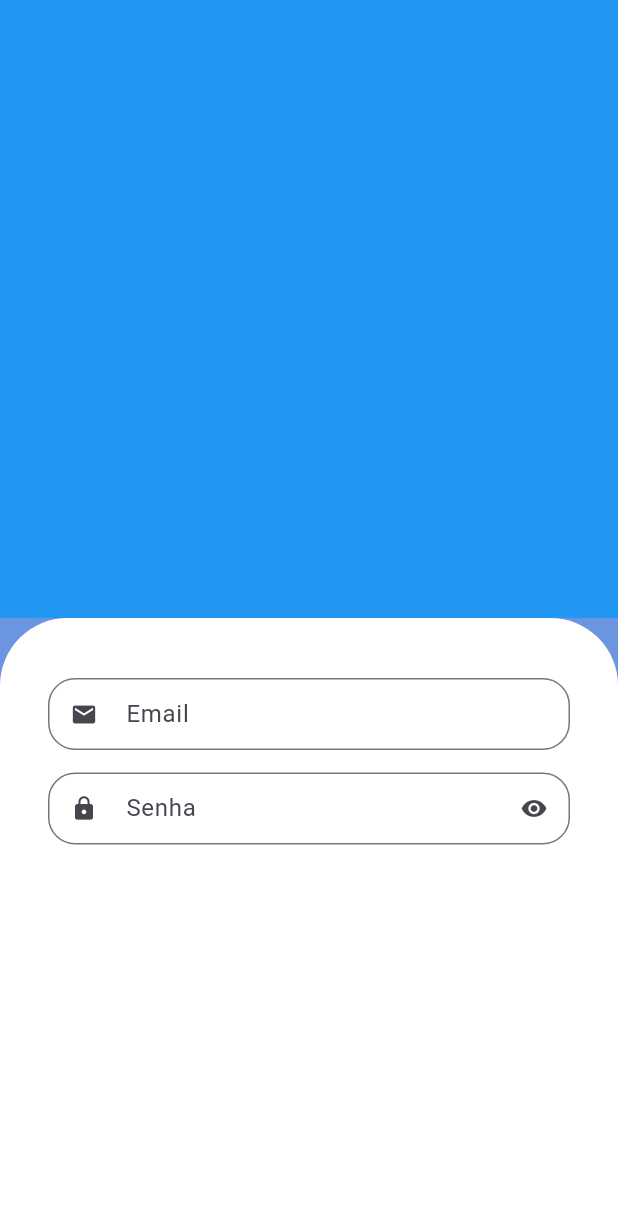
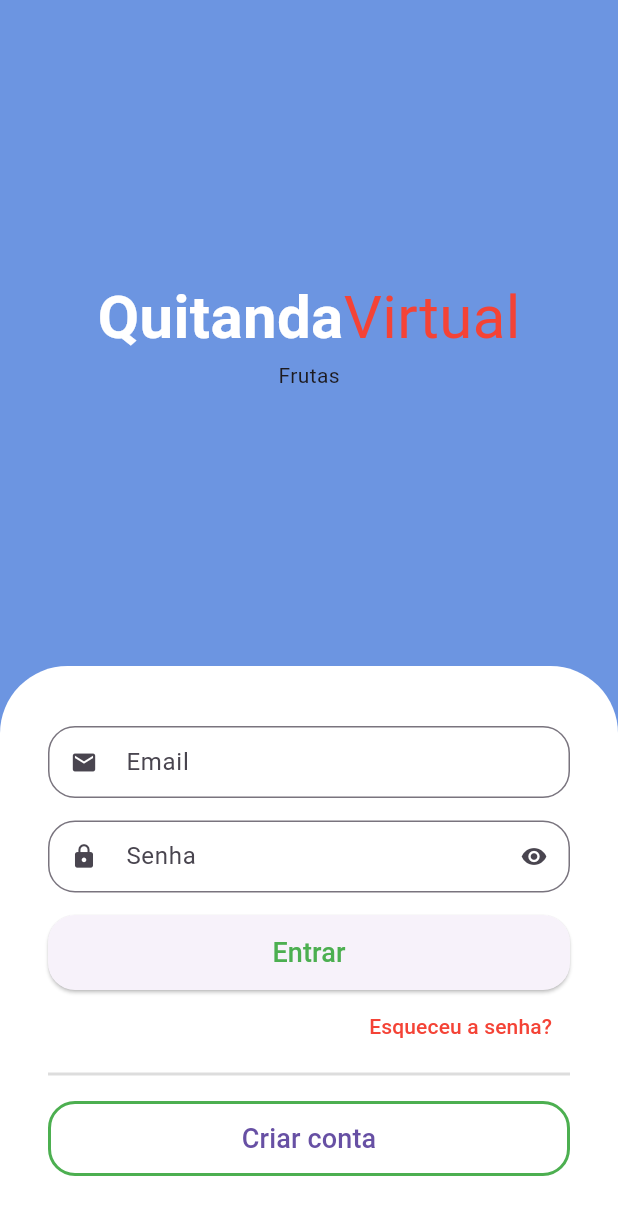
Before and after one commit to GabrielsFelix-utp/flutter_application_1, a Flutter app: the screen it shows after launch, on a phone screen of 412 x 824 dp. Shown: the top 1215 px of the screen. Run offline on Flutter 3.47's test engine with Material 3 defaults, Android fonts, the phone set to English and light mode, and no system bars.

```diff
--- a/Testinho.txt
+++ b/Testinho.txt
@@ -1 +1 @@
-oiii
+teste
--- a/lib/src/auth/sign_in_screen.dart
+++ b/lib/src/auth/sign_in_screen.dart
@@ -11,12 +11,37 @@ class SignInScreen extends StatelessWidget {
       body: Column(
         children: [
           Expanded(
-            child: Container(
-              color: Colors.blue,
+              child: Column(
+            mainAxisAlignment: MainAxisAlignment.center,
+            children: const [
+              Text.rich(
+                TextSpan(
+                  style: TextStyle(
+                    fontSize: 40,
+                  ),
+                  children: [
+                    TextSpan(
+                      text: 'Quitanda',
+                      style: TextStyle(
+                        fontWeight: FontWeight.bold,
+                        color: Colors.white,
                       ),
                     ),
-          Expanded(
-            child: Container(
+                    TextSpan(
+                      text: 'Virtual',
+                      style: TextStyle(
+                        color: Colors.red,
+                      ),
+                    ),
+                  ],
+                ),
+              ),
+              Text('Frutas'),
+            ],
+          )),
+
+          //Formulário
+          Container(
             padding: const EdgeInsets.symmetric(
               horizontal: 32,
               vertical: 40,
@@ -28,21 +53,86 @@ class SignInScreen extends StatelessWidget {
               ),
             ),
             child: Column(
+              crossAxisAlignment: CrossAxisAlignment.stretch,
               children: [
                 //email
-                  CustomTextField(
+                const CustomTextField(
                   icon: Icons.email,
                   label: 'Email',
                 ),
 
                 //senha
-                  CustomTextField(
+                const CustomTextField(
                   icon: Icons.lock,
                   label: 'Senha',
                   isSecret: true,
                 ),
+
+                // Botão de entrar
+                SizedBox(
+                  height: 50,
+                  child: ElevatedButton(
+                    style: ElevatedButton.styleFrom(
+                      shape: RoundedRectangleBorder(
+                        borderRadius: BorderRadius.circular(18),
+                      ),
+                    ),
+                    onPressed: () {},
+                    child: const Text(
+                      'Entrar',
+                      style: TextStyle(fontSize: 18, color: Colors.green),
+                    ),
+                  ),
+                ),
+
+                // Esqueceu a senha
+                Align(
+                  alignment: Alignment.centerRight,
+                  child: TextButton(
+                    onPressed: () {},
+                    child: const Text(
+                      'Esqueceu a senha?',
+                      style: TextStyle(
+                        color: Colors.red,
+                      ),
+                    ),
+                  ),
+                ),
+
+                // Divisor
+                Padding(
+                  padding: const EdgeInsets.only(bottom: 10),
+                  child: Row(
+                    children: [
+                      Expanded(
+                        child: Divider(
+                          color: Colors.grey.withAlpha(90),
+                          thickness: 2,
+                        ),
+                      ),
                     ],
                   ),
+                ),
+
+                // Botão de novo usúario
+                SizedBox(
+                  height: 50,
+                  child: OutlinedButton(
+                    style: OutlinedButton.styleFrom(
+                        shape: RoundedRectangleBorder(
+                          borderRadius: BorderRadius.circular(18),
+                        ),
+                        side: const BorderSide(width: 2, color: Colors.green)),
+                    onPressed: () {},
+                    child: const Text(
+                      'Criar conta',
+                      style: TextStyle(
+                        fontSize: 18,
+                      ),
+                    ),
+                  ),
+                ),
+              ],
             ),
           ),
         ],
--- a/pubspec.yaml
+++ b/pubspec.yaml
@@ -35,6 +35,7 @@ dependencies:
   # The following adds the Cupertino Icons font to your application.
   # Use with the CupertinoIcons class for iOS style icons.
   cupertino_icons: ^1.0.8
+  animated_text_kit: ^4.2.2
 
 dev_dependencies:
   flutter_test:
```
Also changed, not shown: pubspec.lock. Lines whose indentation alone changed are shown as unchanged.
